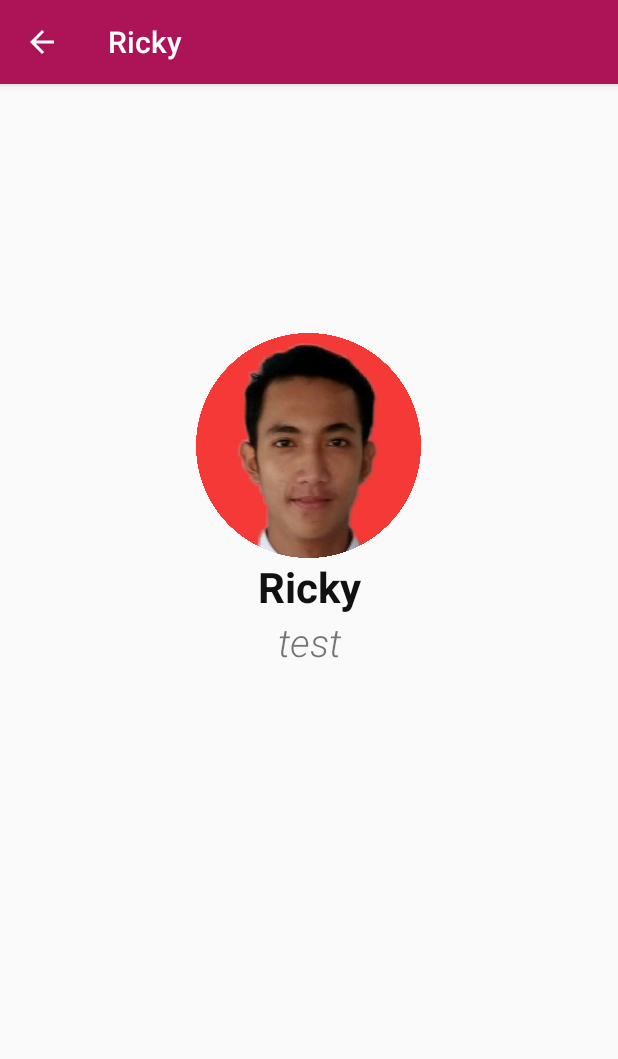
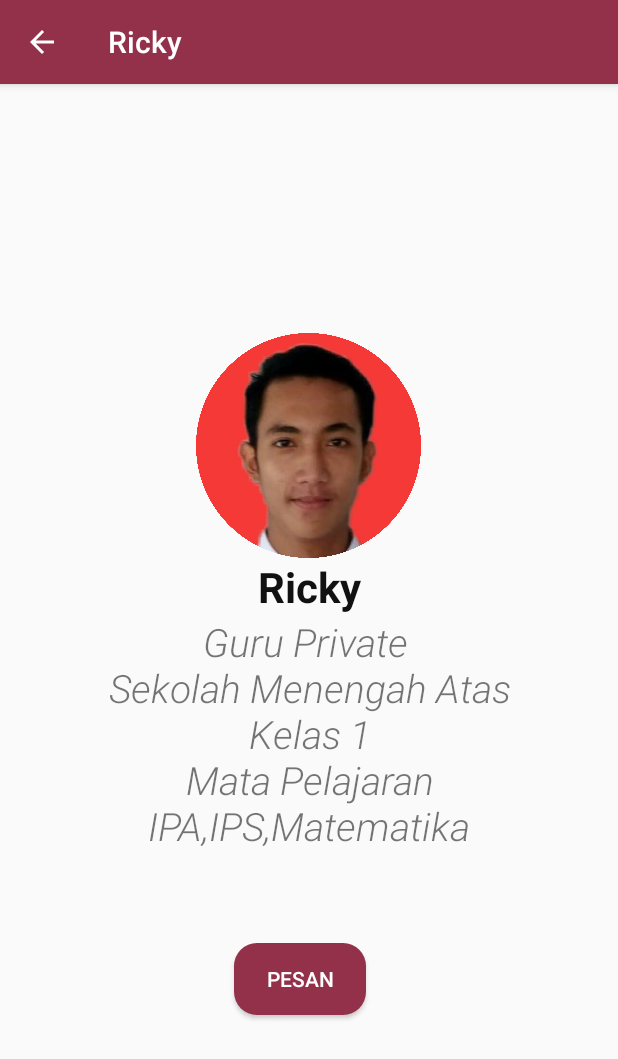
Before and after one commit to kevinganing1/PesanGuru, an Android app: the TampilkanGuru screen opened directly, with no data from a screen before it, after a tap on "Ricky", on a phone screen of 412 x 824 dp. Shown: the top 1059 px of the screen. Run offline under Robolectric (Android 15) with nearby library versions, the light colour scheme and no system bars; Roboto replaces fonts that are not available here.

Commit message:
edit tampilan

```diff
--- a/app/src/main/java/com/example/tugasakhirpab/MainActivity.java
+++ b/app/src/main/java/com/example/tugasakhirpab/MainActivity.java
@@ -15,6 +15,6 @@ public class MainActivity extends AppCompatActivity {
     }
 
     public void MenuUtama(View view) {
-        startActivity(new Intent(MainActivity.this,TampilkanGuru.class));
+        startActivity(new Intent(MainActivity.this,MenuUtama.class));
     }
 }
--- a/app/src/main/java/com/example/tugasakhirpab/TampilkanGuru.java
+++ b/app/src/main/java/com/example/tugasakhirpab/TampilkanGuru.java
@@ -21,7 +21,16 @@ public class TampilkanGuru extends AppCompatActivity {
 
     ListView listView;
     String mTitle[]={"Roy", "kevin", "Ricky", "Cantika"};
-    String mDeskripsi[]={"test","test","test","test"};
+    String mDeskripsi[]={"Guru Private \n" +
+            "Sekolah Menengah Atas\n" +
+            "Kelas 1-3\n"+"Mata Pelajaran Matematika\n",
+            "Guru Private \n" +
+            "Sekolah Menengah Pertama\n" +
+            "Kelas 2\n"+"Mata Pelajaran Matematika\n","Guru Private \n" +
+            "Sekolah Menengah Atas\n" +
+            "Kelas 1\n"+"Mata Pelajaran IPA,IPS,Matematika\n","Guru Private \n" +
+            "Sekolah Menengah Atas\n" +
+            "Kelas 3\n"+"Mata Pelajaran IPS\n"};
     int image[]= {R.drawable.jum,R.drawable.haji,R.drawable.ricky,R.drawable.guru};
 
     @Override
--- a/app/src/main/java/com/example/tugasakhirpab/pengguna/CreateActivity.java
+++ b/app/src/main/java/com/example/tugasakhirpab/pengguna/CreateActivity.java
@@ -2,6 +2,7 @@ package com.example.tugasakhirpab.pengguna;
 
 import androidx.appcompat.app.AppCompatActivity;
 
+import android.content.Intent;
 import android.os.Bundle;
 import android.text.TextUtils;
 import android.view.View;
@@ -9,6 +10,8 @@ import android.widget.Button;
 import android.widget.EditText;
 import android.widget.Toast;
 
+import com.example.tugasakhirpab.KeranjangPesanan;
+import com.example.tugasakhirpab.MenuUtama;
 import com.example.tugasakhirpab.R;
 import com.example.tugasakhirpab.model.Pengguna;
 import com.google.firebase.database.DatabaseReference;
@@ -46,7 +49,10 @@ public class CreateActivity extends AppCompatActivity implements View.OnClickLis
 
         if (view.getId() == R.id.btnSave) {
             savePengguna();
+            startActivity(new Intent(CreateActivity.this, KeranjangPesanan.class));
         }
+
+
 
     }
 
--- a/app/src/main/res/layout/activity_create.xml
+++ b/app/src/main/res/layout/activity_create.xml
@@ -57,8 +57,12 @@
         android:id="@+id/edtJadwal"/>
 
     <Button
-        android:layout_width="match_parent"
+        android:layout_width="100dp"
         android:layout_height="wrap_content"
+        android:layout_marginLeft="135dp"
+        android:layout_marginTop="25dp"
+        android:background="@drawable/custom_1"
+        android:textColor="#FFFFFF"
         android:id="@+id/btnSave"
         android:text="Simpan" />
 
--- a/app/src/main/res/layout/activity_tampil_guru_bayar.xml
+++ b/app/src/main/res/layout/activity_tampil_guru_bayar.xml
@@ -39,6 +39,17 @@
         android:layout_below="@id/titleText"
         />
 
-    <!-- i think this looks better for another activity-->
+    <Button
+        android:id="@+id/button2"
+        android:layout_width="wrap_content"
+        android:layout_height="wrap_content"
+        android:layout_below="@+id/descriptionText"
+        android:layout_marginLeft="140dp"
+        android:layout_marginTop="30dp"
+        android:background="@drawable/custom_1"
+        android:onClick="PindahBiodata"
+        android:text="Pesan"
+        android:textColor="#FFFFFF" />
+
 
 </RelativeLayout>
--- a/app/src/main/res/layout/item_pengguna.xml
+++ b/app/src/main/res/layout/item_pengguna.xml
@@ -10,7 +10,7 @@
         android:layout_width="50dp"
         android:layout_height="50dp"
         android:scaleType="fitXY"
-        app:srcCompat="@mipmap/ic_launcher_round"
+        app:srcCompat="@drawable/work"
         />
 
     <TextView
--- a/app/src/main/res/values/colors.xml
+++ b/app/src/main/res/values/colors.xml
@@ -1,6 +1,6 @@
 <?xml version="1.0" encoding="utf-8"?>
 <resources>
-    <color name="colorPrimary">#AD1457</color>
+    <color name="colorPrimary">#93304a</color>
     <color name="colorPrimaryDark">#880E4F</color>
     <color name="colorAccent">#03DAC5</color>
 </resources>
```
Also changed, not shown: app/src/main/java/com/example/tugasakhirpab/TampilGuruBayar.java (+7 -0 lines), app/src/main/java/com/example/tugasakhirpab/pengguna/UpdateActivity.java (+5 -5 lines), app/src/main/res/drawable/bgcolor.xml (added, +9 -0 lines), app/src/main/res/drawable/bgcolortext.xml (added, +9 -0 lines), app/src/main/res/drawable/ic_addtocart.xml (added, +10 -0 lines), app/src/main/res/layout/activity_keranjang_pesanan.xml (+13 -5 lines), app/src/main/res/layout/activity_menu_utama.xml (+41 -16 lines), app/src/main/res/layout/activity_update.xml (+7 -9 lines), app/src/main/res/drawable/work.png (added), app/src/main/res/drawable/work2.png (added), app/src/main/res/drawable/work3.png (added).
